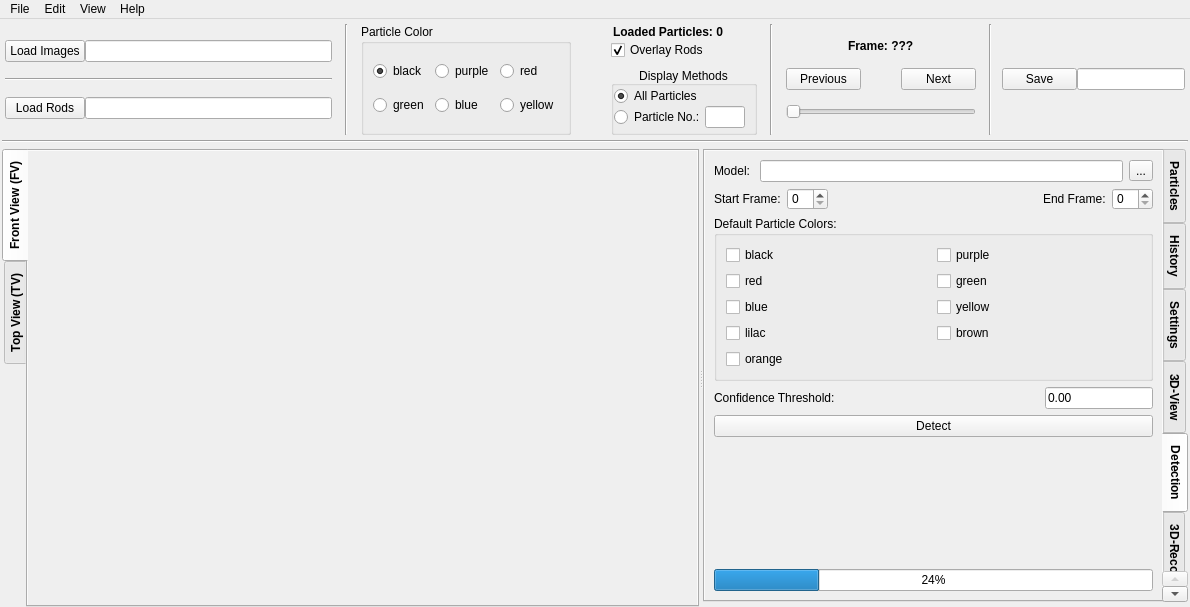
This is RodTracker/src/RodTracker/ui/mainwindow_layout.ui in ANP-Granular/ParticleTracking as Qt 5 draws it before an edit. The edited form follows.
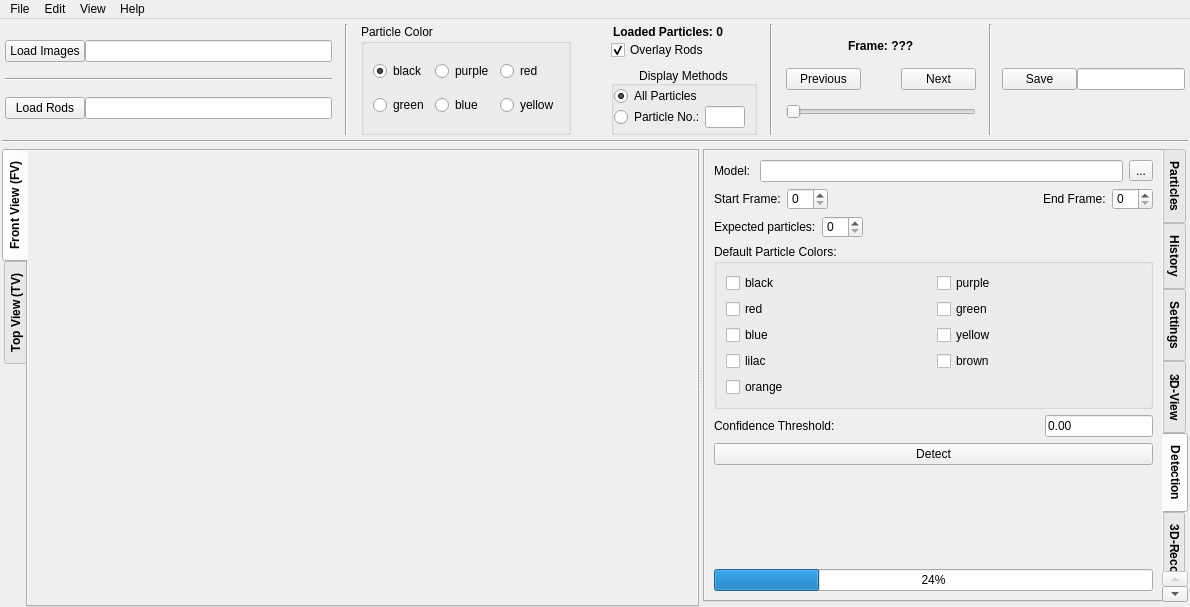
This is the edited form. The open tabs and pages were chosen to show the change. Icons and pictures are not drawn. Custom widgets are drawn as their Qt base class.

Commit message:
Adds expected particles during detection
Adds the requirement to specify an expected number of particles during
detection.

What changed in the file:
```diff
--- a/RodTracker/src/RodTracker/ui/mainwindow_layout.ui
+++ b/RodTracker/src/RodTracker/ui/mainwindow_layout.ui
@@ -1601,6 +1601,33 @@
                      </item>
                     </layout>
                    </item>
+                   <item>
+                    <layout class="QHBoxLayout" name="horizontalLayout_14">
+                     <item>
+                      <widget class="QLabel" name="lbl_expected_particles_default">
+                       <property name="text">
+                        <string>Expected particles:</string>
+                       </property>
+                      </widget>
+                     </item>
+                     <item>
+                      <widget class="QSpinBox" name="expected_particles_default"/>
+                     </item>
+                     <item>
+                      <spacer name="horizontalSpacer_11">
+                       <property name="orientation">
+                        <enum>Qt::Horizontal</enum>
+                       </property>
+                       <property name="sizeHint" stdset="0">
+                        <size>
+                         <width>40</width>
+                         <height>20</height>
+                        </size>
+                       </property>
+                      </spacer>
+                     </item>
+                    </layout>
+                   </item>
                    <item>
                     <widget class="QGroupBox" name="group_colors_detection">
                      <property name="title">
```
The commit also changes 5 other files.
